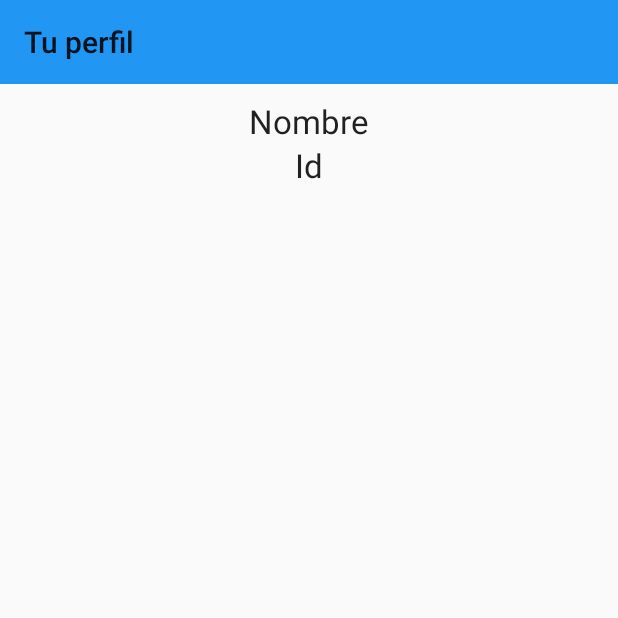
After one commit to jerobarraco/3d, an Android app: the Perfil screen opened directly, with no data from a screen before it, on a phone screen of 412 x 824 dp, the top half of it. The commit adds this screen. Run offline under Robolectric (Android 15) with nearby library versions, the light colour scheme and no system bars; our stand-ins replace Picasso; pictures from the network do not load; 1 statement that could not run was skipped.

Commit message:
Creada la vista Perfil con los datos del login de Facebook

```diff
--- a/Ddd/app/src/main/java/com/gedesoft/ddd/vistas/Categorias.java
+++ b/Ddd/app/src/main/java/com/gedesoft/ddd/vistas/Categorias.java
@@ -30,7 +30,7 @@ public class Categorias extends AppCompatActivity implements AdaptadorCategorias
         setContentView(R.layout.activity_categorias);
         Toolbar toolbar = (Toolbar) findViewById(R.id.toolbarCategorias);
         setSupportActionBar(toolbar);
-        getSupportActionBar().setDisplayHomeAsUpEnabled(true);
+       // getSupportActionBar().setDisplayHomeAsUpEnabled(true);
         getSupportActionBar().setTitle(R.string.titulo_categorias_activity);
 
         Bundle bundle = getIntent().getExtras();
--- /dev/null
+++ b/Ddd/app/src/main/java/com/gedesoft/ddd/vistas/Perfil.java
@@ -0,0 +1,55 @@
+package com.gedesoft.ddd.vistas;
+
+import android.os.Bundle;
+import android.support.v7.app.AppCompatActivity;
+import android.support.v7.widget.Toolbar;
+import android.widget.ImageView;
+import android.widget.TextView;
+import android.widget.Toast;
+
+import com.gedesoft.ddd.R;
+import com.squareup.picasso.Picasso;
+
+public class Perfil extends AppCompatActivity {
+
+    public static final String NAME = "Name";
+    public static final String SURNAME ="Surname";
+    public static final String ID = "ID";
+    public static final String IMG = "Imagen";
+
+
+    private TextView txtName;
+    private TextView txtID;
+    private ImageView mImageView;
+    @Override
+    protected void onCreate(Bundle savedInstanceState) {
+        super.onCreate(savedInstanceState);
+        setContentView(R.layout.activity_perfil);
+        Toolbar toolbar = (Toolbar) findViewById(R.id.toolbarPerfil);
+        setSupportActionBar(toolbar);
+        //getSupportActionBar().setDefaultDisplayHomeAsUpEnabled(true);
+        getSupportActionBar().setTitle(R.string.tu_perfil);
+
+        txtName = (TextView) findViewById(R.id.txtPerfilNombre);
+        txtID = (TextView) findViewById(R.id.txtPerfilId);
+        mImageView = (ImageView) findViewById(R.id.txtPerfilImagen);
+
+        Bundle inBundle = getIntent().getExtras();
+        if (inBundle.containsKey(Perfil.NAME) && inBundle.containsKey(Perfil.SURNAME) && inBundle.containsKey(Perfil.ID)
+                && inBundle.containsKey(Perfil.IMG) && inBundle != null){
+            String ide = inBundle.get(Perfil.ID).toString();
+            String name = inBundle.get(Perfil.NAME).toString();
+            String surname = inBundle.get(Perfil.SURNAME).toString();
+            String imageUrl = inBundle.get(Perfil.IMG).toString();
+
+            txtName.setText("Nombre: " + name + " " + surname);
+            txtID.setText("Id cuenta " + " " + ide);
+            Picasso.with(this).load(imageUrl).into(mImageView);
+
+        }else {
+            Toast.makeText(Perfil.this, "Vacío", Toast.LENGTH_SHORT).show();
+        }
+
+
+    }
+}
--- a/Ddd/app/src/main/res/layout/activity_agregar.xml
+++ b/Ddd/app/src/main/res/layout/activity_agregar.xml
@@ -12,7 +12,6 @@
         android:layout_width="match_parent"
         android:layout_height="?attr/actionBarSize"
         android:background="?attr/colorPrimary"
-
         app:popupTheme="@style/AppTheme.PopupOverlay"
         android:layout_marginBottom="10dp"
         >
--- /dev/null
+++ b/Ddd/app/src/main/res/layout/activity_perfil.xml
@@ -0,0 +1,47 @@
+<?xml version="1.0" encoding="utf-8"?>
+<LinearLayout
+    xmlns:android="http://schemas.android.com/apk/res/android"
+    xmlns:tools="http://schemas.android.com/tools"
+    android:layout_width="match_parent"
+    android:layout_height="match_parent"
+    xmlns:app="http://schemas.android.com/apk/res-auto"
+    android:orientation="vertical"
+    tools:context="com.gedesoft.ddd.vistas.Perfil">
+
+
+    <android.support.v7.widget.Toolbar
+        android:id="@+id/toolbarPerfil"
+        android:layout_width="match_parent"
+        android:layout_height="?attr/actionBarSize"
+        android:background="?attr/colorPrimary"
+        app:popupTheme="@style/AppTheme.PopupOverlay"
+        android:layout_marginBottom="10dp"
+        >
+
+    </android.support.v7.widget.Toolbar>
+
+
+    <TextView
+        android:layout_width="wrap_content"
+        android:layout_gravity="center"
+        android:text="Nombre"
+        android:id="@+id/txtPerfilNombre"
+        android:textAppearance="?android:attr/textAppearanceLarge"
+        android:layout_height="wrap_content"/>
+
+    <TextView
+        android:layout_width="wrap_content"
+        android:layout_gravity="center"
+        android:text="Id"
+        android:id="@+id/txtPerfilId"
+        android:textAppearance="?android:attr/textAppearanceLarge"
+        android:layout_height="wrap_content"/>
+
+    <ImageView
+        android:layout_width="200dp"
+        android:layout_height="200dp"
+        android:id="@+id/txtPerfilImagen"
+        android:layout_marginTop="10dp"
+        android:layout_gravity="center_horizontal"/>
+
+</LinearLayout>
--- a/Ddd/app/src/main/res/values/strings.xml
+++ b/Ddd/app/src/main/res/values/strings.xml
@@ -4,7 +4,7 @@
 
     <!-- TODO: Remove or change this placeholder text -->
     <string name="hello_blank_fragment">Hello blank fragment</string>
-    <string name="action_settings">Salir</string>
+    <string name="logout">Salir</string>
     <string name="permisos_result_main">Ya has autorizado los permisos</string>
     <string name="titulo_gps_no_activo_main">GPS no activado</string>
     <string name="activar_gps_main">¿Deseas activar tu GPS? No podrás usar la aplicación sin activar tu GPS</string>
@@ -39,4 +39,6 @@
     <string name="error_operacion_postasync">Error en la operación</string>
     <string name="verificagpsinternet_postasync">Verifica tu conexión a internet y asegúrate que tu GPS esté encendido e intenta de nuevo</string>
     <string name="generando_marcador_postasync">Generando marcador, por favor espera</string>
+    <string name="menu_perfil">Mi Perfil</string>
+    <string name="tu_perfil">Tu perfil</string>
 </resources>
```
Also changed, not shown: Ddd/app/src/main/AndroidManifest.xml (+14 -7 lines), Ddd/app/src/main/java/com/gedesoft/ddd/vistas/MainActivity.java (+32 -10 lines), Ddd/app/src/main/res/menu/ddd_menu_main.xml (+12 -4 lines).
